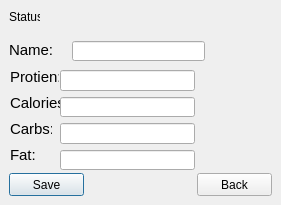
Before: the Qt Designer form mealplanner/createingridientwindow.ui in escobaros-dos/mealplanner, drawn with Qt 5.
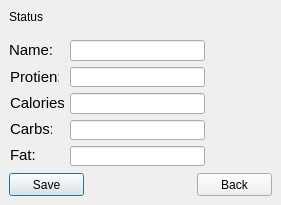
After: the same form once the commit is applied.

Patch:
```diff
--- a/mealplanner/createingridientwindow.ui
+++ b/mealplanner/createingridientwindow.ui
@@ -30,7 +30,7 @@
     <rect>
      <x>9</x>
      <y>9</y>
-     <width>31</width>
+     <width>251</width>
      <height>16</height>
     </rect>
    </property>
@@ -58,16 +58,6 @@
     <string>Name:</string>
    </property>
   </widget>
-  <widget class="QLineEdit" name="lineEdit">
-   <property name="geometry">
-    <rect>
-     <x>72</x>
-     <y>41</y>
-     <width>133</width>
-     <height>20</height>
-    </rect>
-   </property>
-  </widget>
   <widget class="QPushButton" name="SaveIngtoDbButton">
    <property name="geometry">
     <rect>
@@ -166,28 +156,31 @@
     <string>Fat:</string>
    </property>
   </widget>
-  <widget class="QWidget" name="">
+  <widget class="QWidget" name="layoutWidget">
    <property name="geometry">
     <rect>
-     <x>60</x>
-     <y>70</y>
+     <x>70</x>
+     <y>40</y>
      <width>135</width>
-     <height>100</height>
+     <height>126</height>
     </rect>
    </property>
    <layout class="QVBoxLayout" name="verticalLayout">
     <item>
-     <widget class="QLineEdit" name="FatEdit"/>
-    </item>
-    <item>
-     <widget class="QLineEdit" name="CarbEdit"/>
-    </item>
-    <item>
-     <widget class="QLineEdit" name="CalorieEdit"/>
+     <widget class="QLineEdit" name="IngNameInput"/>
     </item>
     <item>
      <widget class="QLineEdit" name="protienEdit"/>
     </item>
+    <item>
+     <widget class="QLineEdit" name="CalorieEdit"/>
+    </item>
+    <item>
+     <widget class="QLineEdit" name="CarbEdit"/>
+    </item>
+    <item>
+     <widget class="QLineEdit" name="FatEdit"/>
+    </item>
    </layout>
   </widget>
  </widget>
```
Left out of the diff: 2 changed lines with no effect on the pictures.
